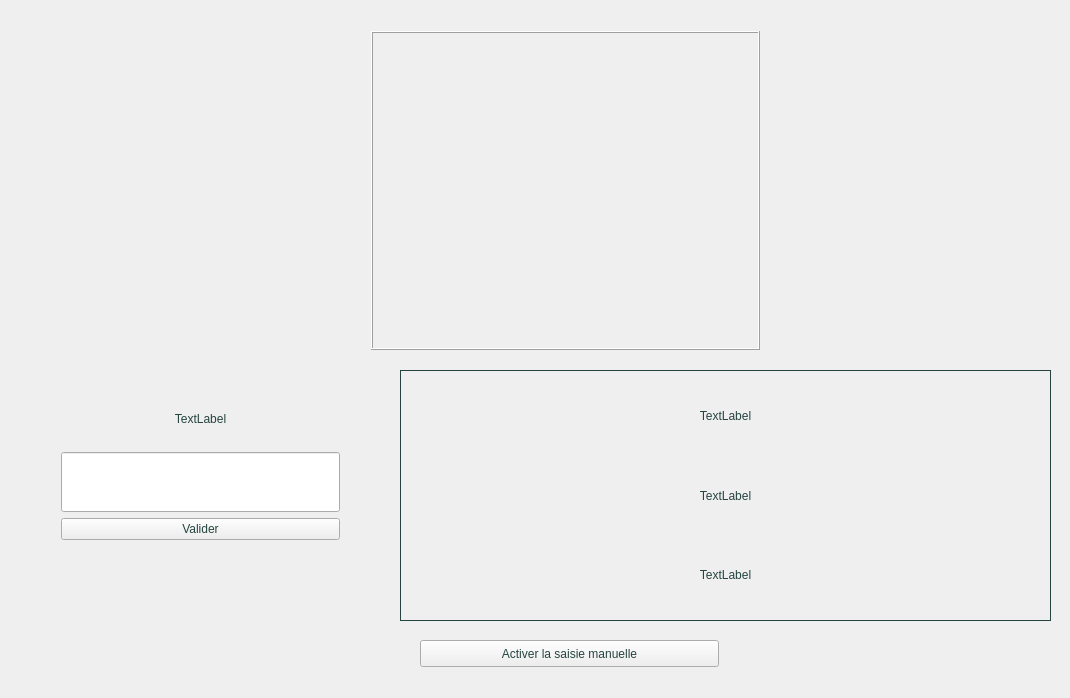
Old version of the form surirobot/core/gui/mainwindow.ui in the repository suricats/surirobot-client-ng.
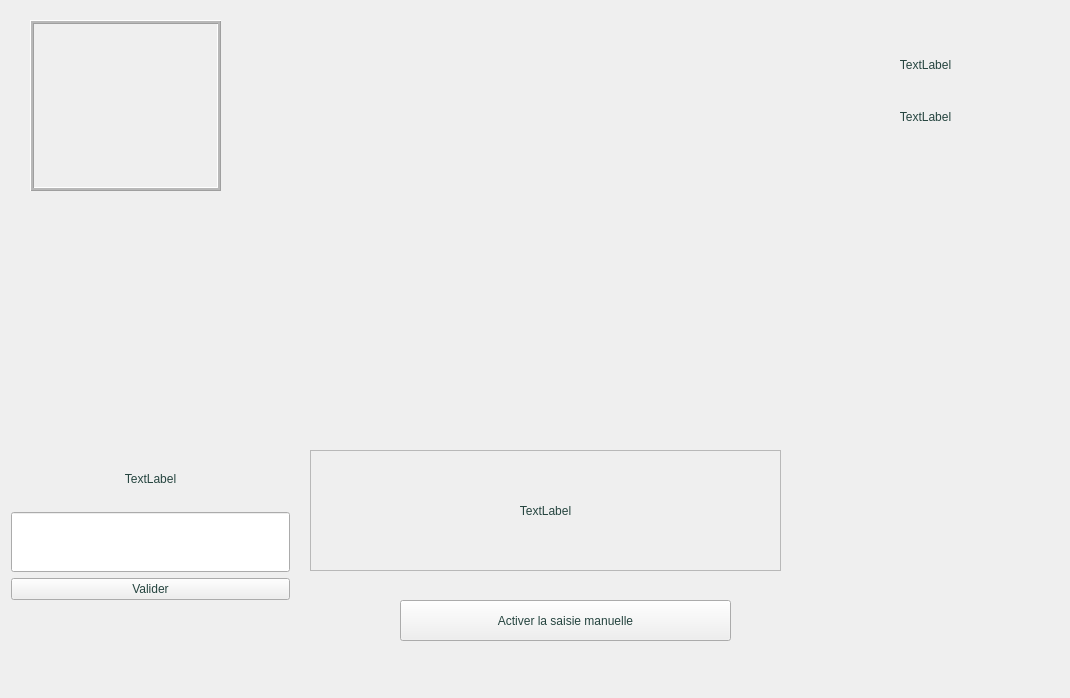
New version of the form.

What changed in the file:
```diff
--- a/surirobot/core/gui/mainwindow.ui
+++ b/surirobot/core/gui/mainwindow.ui
@@ -189,14 +189,17 @@
    <widget class="QFrame" name="textLayoutContainer">
     <property name="geometry">
      <rect>
-      <x>400</x>
-      <y>370</y>
-      <width>651</width>
-      <height>251</height>
+      <x>310</x>
+      <y>450</y>
+      <width>471</width>
+      <height>121</height>
      </rect>
     </property>
     <property name="frameShape">
-     <enum>QFrame::Box</enum>
+     <enum>QFrame::StyledPanel</enum>
+    </property>
+    <property name="frameShadow">
+     <enum>QFrame::Raised</enum>
     </property>
     <layout class="QVBoxLayout" name="textLayout">
      <property name="leftMargin">
@@ -211,19 +214,6 @@
      <property name="bottomMargin">
       <number>8</number>
      </property>
-     <item>
-      <widget class="QLabel" name="labelUp">
-       <property name="text">
-        <string>TextLabel</string>
-       </property>
-       <property name="alignment">
-        <set>Qt::AlignCenter</set>
-       </property>
-       <property name="wordWrap">
-        <bool>true</bool>
-       </property>
-      </widget>
-     </item>
      <item>
       <widget class="QLabel" name="labelMiddle">
        <property name="text">
@@ -237,29 +227,13 @@
        </property>
       </widget>
      </item>
-     <item>
-      <widget class="QLabel" name="labelDown">
-       <property name="text">
-        <string>TextLabel</string>
-       </property>
-       <property name="alignment">
-        <set>Qt::AlignCenter</set>
-       </property>
-       <property name="wordWrap">
-        <bool>true</bool>
-       </property>
-       <property name="margin">
-        <number>0</number>
-       </property>
-      </widget>
-     </item>
     </layout>
    </widget>
    <widget class="QWidget" name="manualLayoutContainer" native="true">
     <property name="geometry">
      <rect>
-      <x>50</x>
-      <y>380</y>
+      <x>0</x>
+      <y>440</y>
       <width>301</width>
       <height>251</height>
      </rect>
@@ -316,10 +290,10 @@
    <widget class="QPushButton" name="activateManualButton">
     <property name="geometry">
      <rect>
-      <x>420</x>
-      <y>640</y>
-      <width>299</width>
-      <height>27</height>
+      <x>400</x>
+      <y>600</y>
+      <width>331</width>
+      <height>41</height>
      </rect>
     </property>
     <property name="text">
@@ -329,8 +303,8 @@
    <widget class="QWidget" name="imageWidget" native="true">
     <property name="geometry">
      <rect>
-      <x>360</x>
-      <y>20</y>
+      <x>340</x>
+      <y>60</y>
       <width>411</width>
       <height>341</height>
      </rect>
@@ -339,7 +313,82 @@
      <item>
       <widget class="QLabel" name="image">
        <property name="frameShape">
-        <enum>QFrame::Box</enum>
+        <enum>QFrame::NoFrame</enum>
+       </property>
+       <property name="frameShadow">
+        <enum>QFrame::Plain</enum>
+       </property>
+       <property name="text">
+        <string/>
+       </property>
+      </widget>
+     </item>
+    </layout>
+   </widget>
+   <widget class="QWidget" name="widget" native="true">
+    <property name="geometry">
+     <rect>
+      <x>810</x>
+      <y>30</y>
+      <width>231</width>
+      <height>121</height>
+     </rect>
+    </property>
+    <layout class="QVBoxLayout" name="verticalLayout">
+     <item>
+      <widget class="QLabel" name="labelUp">
+       <property name="text">
+        <string>TextLabel</string>
+       </property>
+       <property name="alignment">
+        <set>Qt::AlignCenter</set>
+       </property>
+       <property name="wordWrap">
+        <bool>true</bool>
+       </property>
+      </widget>
+     </item>
+     <item>
+      <widget class="QLabel" name="labelDown">
+       <property name="text">
+        <string>TextLabel</string>
+       </property>
+       <property name="alignment">
+        <set>Qt::AlignCenter</set>
+       </property>
+       <property name="wordWrap">
+        <bool>true</bool>
+       </property>
+       <property name="margin">
+        <number>0</number>
+       </property>
+      </widget>
+     </item>
+    </layout>
+   </widget>
+   <widget class="QFrame" name="cameraFrame">
+    <property name="geometry">
+     <rect>
+      <x>30</x>
+      <y>20</y>
+      <width>191</width>
+      <height>171</height>
+     </rect>
+    </property>
+    <property name="frameShape">
+     <enum>QFrame::Box</enum>
+    </property>
+    <property name="frameShadow">
+     <enum>QFrame::Raised</enum>
+    </property>
+    <property name="midLineWidth">
+     <number>2</number>
+    </property>
+    <layout class="QHBoxLayout" name="horizontalLayout_2">
+     <item>
+      <widget class="QLabel" name="camera">
+       <property name="frameShape">
+        <enum>QFrame::NoFrame</enum>
        </property>
        <property name="frameShadow">
         <enum>QFrame::Raised</enum>
```
